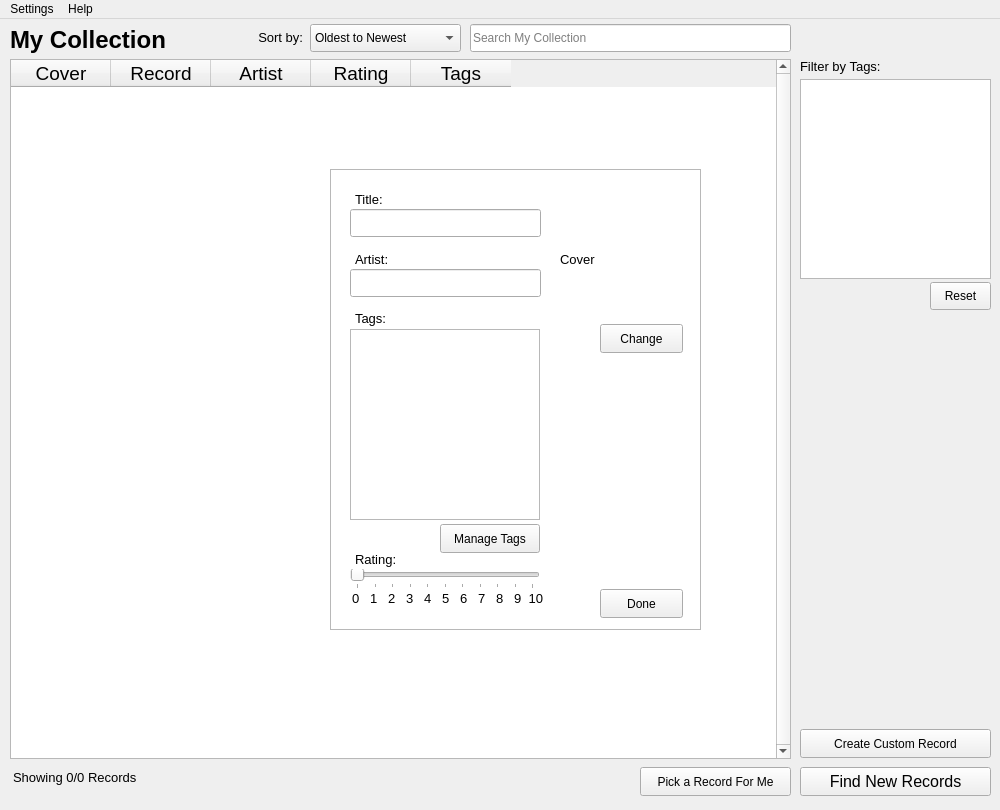
Drag0nCodes/MyRecordCollection, file My Record Collection Source/mainwindow.ui: the form before one commit.
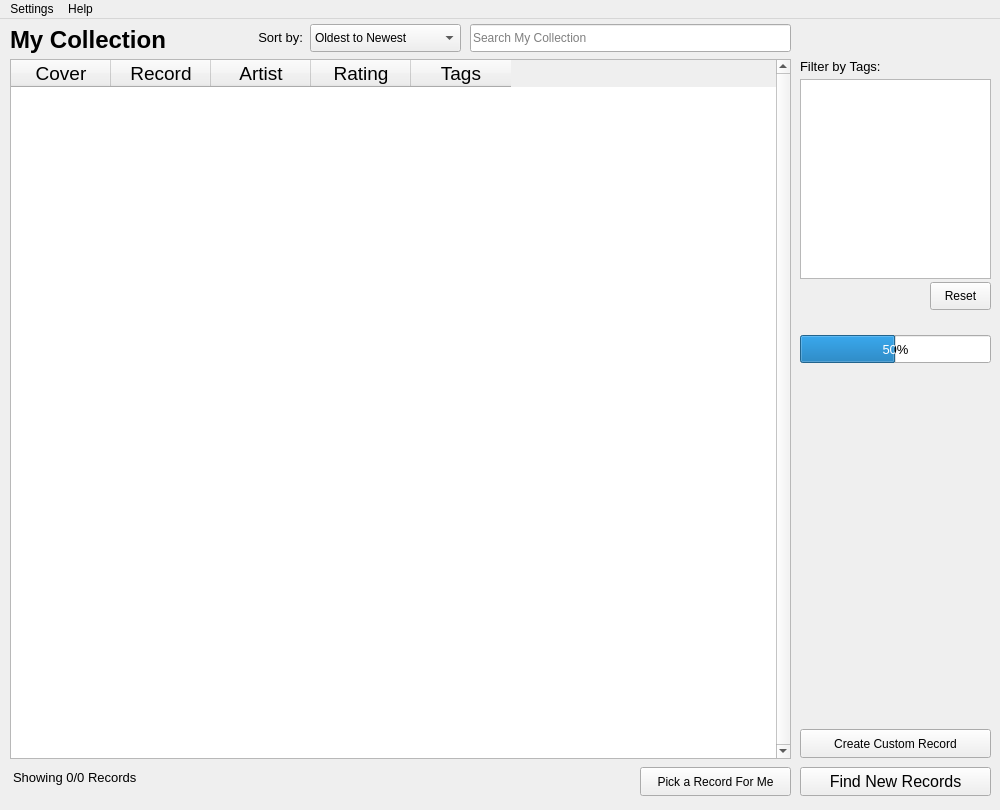
The form after the commit.

Commit message: Frontend: - Added a progress bar for when discogs is being imported      - also displays how many records were skipped - Added a "loading tags" and "no tags" list entry for the search records suggested tags list when a record is selected

What changed in the file:
```diff
--- a/My Record Collection Source/mainwindow.ui
+++ b/My Record Collection Source/mainwindow.ui
@@ -342,10 +342,10 @@
      <widget class="QLabel" name="myRecord_InfoLabel">
       <property name="geometry">
        <rect>
-        <x>240</x>
-        <y>758</y>
-        <width>201</width>
-        <height>21</height>
+        <x>800</x>
+        <y>310</y>
+        <width>191</width>
+        <height>81</height>
        </rect>
       </property>
       <property name="font">
@@ -357,6 +357,9 @@
       <property name="text">
        <string/>
       </property>
+      <property name="alignment">
+       <set>Qt::AlignHCenter|Qt::AlignTop</set>
+      </property>
      </widget>
      <widget class="QPushButton" name="myRecord_ResetTagsFilterButton">
       <property name="geometry">
@@ -399,6 +402,24 @@
        <bool>false</bool>
       </property>
      </widget>
+     <widget class="QProgressBar" name="myRecord_DiscogsProgressBar">
+      <property name="geometry">
+       <rect>
+        <x>800</x>
+        <y>326</y>
+        <width>191</width>
+        <height>28</height>
+       </rect>
+      </property>
+      <property name="font">
+       <font>
+        <pointsize>10</pointsize>
+       </font>
+      </property>
+      <property name="value">
+       <number>50</number>
+      </property>
+     </widget>
     </widget>
     <widget class="QWidget" name="searchRecordsPage">
      <widget class="QTableWidget" name="searchRecord_Table">
@@ -964,6 +985,8 @@
      </widget>
     </widget>
    </widget>
+   <zorder>editFrameBlockerFrame</zorder>
+   <zorder>pages</zorder>
   </widget>
   <widget class="QMenuBar" name="menubar">
    <property name="geometry">
```
The commit also changes 7 other files.
